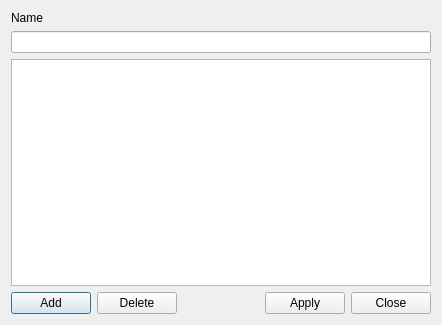
Old version of the form forms/tableeditform.ui in the repository CuriousCrow/polymorph-sql.
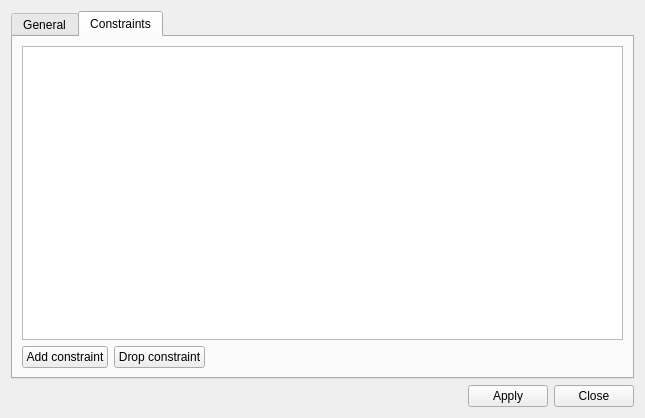
New version of the form.

Commit message: Draft implementation of table constraint editing (PostgreSQL).

```diff
--- a/forms/tableeditform.ui
+++ b/forms/tableeditform.ui
@@ -6,13 +6,23 @@
    <rect>
     <x>0</x>
     <y>0</y>
-    <width>442</width>
-    <height>325</height>
+    <width>645</width>
+    <height>418</height>
    </rect>
   </property>
   <property name="windowTitle">
    <string>Table editor</string>
   </property>
+  <layout class="QVBoxLayout" name="verticalLayout_3">
+   <item>
+    <widget class="QTabWidget" name="tabs">
+     <property name="currentIndex">
+      <number>1</number>
+     </property>
+     <widget class="QWidget" name="tGeneral">
+      <attribute name="title">
+       <string>General</string>
+      </attribute>
   <layout class="QVBoxLayout" name="verticalLayout_2">
    <item>
     <layout class="QVBoxLayout" name="verticalLayout">
@@ -32,21 +42,99 @@
     <widget class="QTableView" name="tableView"/>
    </item>
    <item>
-    <layout class="QHBoxLayout" name="horizontalLayout">
+        <layout class="QHBoxLayout" name="horizontalLayout_2">
      <item>
       <widget class="QPushButton" name="btnAdd">
        <property name="text">
-        <string>Add</string>
+            <string>Add column</string>
        </property>
       </widget>
      </item>
      <item>
       <widget class="QPushButton" name="btnDelete">
        <property name="text">
-        <string>Delete</string>
+            <string>Drop column</string>
        </property>
       </widget>
      </item>
+         <item>
+          <spacer name="horizontalSpacer_2">
+           <property name="orientation">
+            <enum>Qt::Horizontal</enum>
+           </property>
+           <property name="sizeHint" stdset="0">
+            <size>
+             <width>40</width>
+             <height>20</height>
+            </size>
+           </property>
+          </spacer>
+         </item>
+        </layout>
+       </item>
+      </layout>
+     </widget>
+     <widget class="QWidget" name="tConstraints">
+      <attribute name="title">
+       <string>Constraints</string>
+      </attribute>
+      <layout class="QVBoxLayout" name="verticalLayout_4">
+       <item>
+        <widget class="QTableView" name="tvConstraints">
+         <property name="editTriggers">
+          <set>QAbstractItemView::NoEditTriggers</set>
+         </property>
+         <property name="alternatingRowColors">
+          <bool>true</bool>
+         </property>
+         <property name="selectionMode">
+          <enum>QAbstractItemView::SingleSelection</enum>
+         </property>
+         <property name="selectionBehavior">
+          <enum>QAbstractItemView::SelectRows</enum>
+         </property>
+         <attribute name="horizontalHeaderStretchLastSection">
+          <bool>true</bool>
+         </attribute>
+        </widget>
+       </item>
+       <item>
+        <layout class="QHBoxLayout" name="horizontalLayout_3">
+         <item>
+          <widget class="QPushButton" name="btnAddConstraint">
+           <property name="text">
+            <string>Add constraint</string>
+           </property>
+          </widget>
+         </item>
+         <item>
+          <widget class="QPushButton" name="btnDropConstraint">
+           <property name="text">
+            <string>Drop constraint</string>
+           </property>
+          </widget>
+         </item>
+         <item>
+          <spacer name="horizontalSpacer_3">
+           <property name="orientation">
+            <enum>Qt::Horizontal</enum>
+           </property>
+           <property name="sizeHint" stdset="0">
+            <size>
+             <width>40</width>
+             <height>20</height>
+            </size>
+           </property>
+          </spacer>
+         </item>
+        </layout>
+       </item>
+      </layout>
+     </widget>
+    </widget>
+   </item>
+   <item>
+    <layout class="QHBoxLayout" name="horizontalLayout">
      <item>
       <spacer name="horizontalSpacer">
        <property name="orientation">
```
Lines whose indentation alone changed are shown as unchanged. The commit also changes 19 other files.
